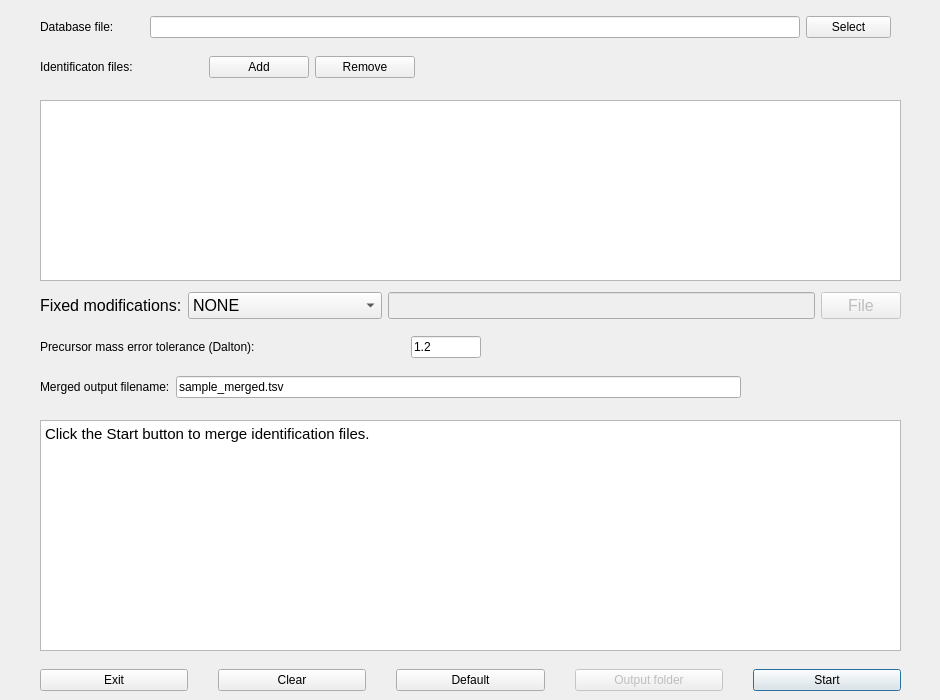
This is src/gui/topmerge/topmergedialog.ui in toppic-suite/toppic-suite as Qt 5 draws it before an edit. The edited form follows.
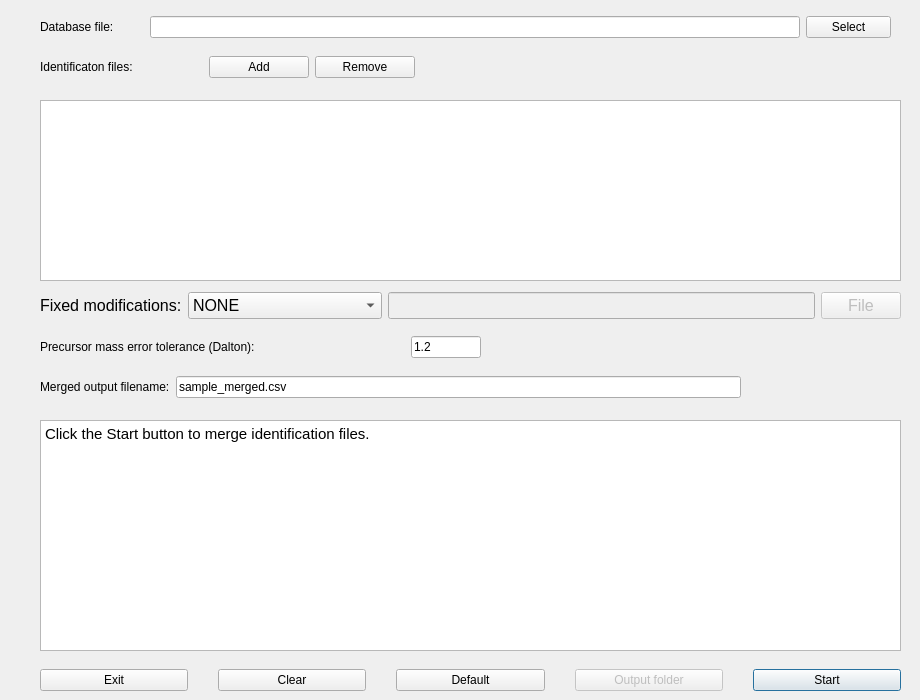
This is the edited form. Icons and pictures are not drawn.

The edit to the form file:
```diff
--- a/src/gui/topmerge/topmergedialog.ui
+++ b/src/gui/topmerge/topmergedialog.ui
@@ -1,27 +1,30 @@
 <?xml version="1.0" encoding="UTF-8"?>
 <ui version="4.0">
  <class>TopMergeDialog</class>
- <widget class="QDialog" name="TopMergeDialog">
-  <property name="enabled">
-   <bool>true</bool>
-  </property>
+ <widget class="QMainWindow" name="TopMergeDialog">
   <property name="geometry">
    <rect>
     <x>0</x>
     <y>0</y>
-    <width>940</width>
+    <width>920</width>
     <height>700</height>
    </rect>
   </property>
+  <property name="sizePolicy">
+   <sizepolicy hsizetype="Preferred" vsizetype="Preferred">
+    <horstretch>100</horstretch>
+    <verstretch>100</verstretch>
+   </sizepolicy>
+  </property>
   <property name="minimumSize">
    <size>
-    <width>940</width>
+    <width>920</width>
     <height>700</height>
    </size>
   </property>
   <property name="maximumSize">
    <size>
-    <width>940</width>
+    <width>920</width>
     <height>700</height>
    </size>
   </property>
@@ -32,12 +35,7 @@
    <iconset resource="icon.qrc">
     <normaloff>:/icon/toppic.ico</normaloff>:/icon/toppic.ico</iconset>
   </property>
-  <property name="whatsThis">
-   <string/>
-  </property>
-  <property name="autoFillBackground">
-   <bool>false</bool>
-  </property>
+  <widget class="QWidget" name="centralWidget">
   <widget class="QWidget" name="horizontalLayoutWidget">
    <property name="geometry">
     <rect>
@@ -399,11 +397,12 @@
     <item>
      <widget class="QLineEdit" name="outputEdit">
       <property name="text">
-       <string>sample_merged.tsv</string>
+        <string>sample_merged.csv</string>
       </property>
      </widget>
     </item>
    </layout>
+   </widget>
   </widget>
  </widget>
  <resources>
```
Lines whose indentation alone changed are shown as unchanged.
